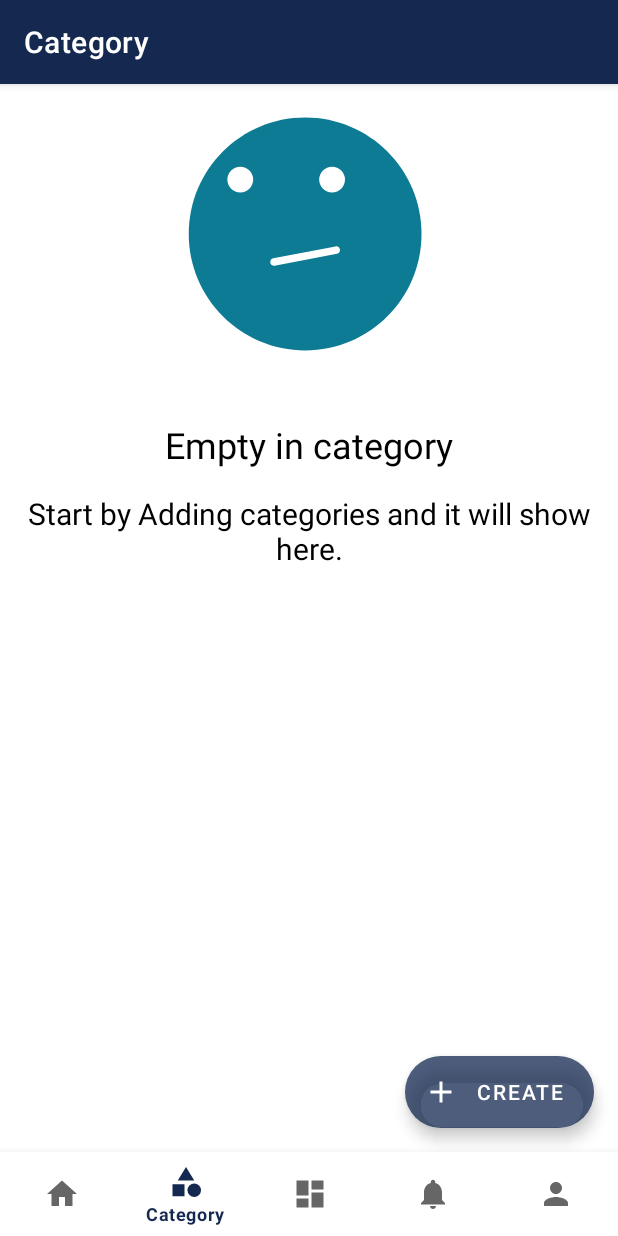
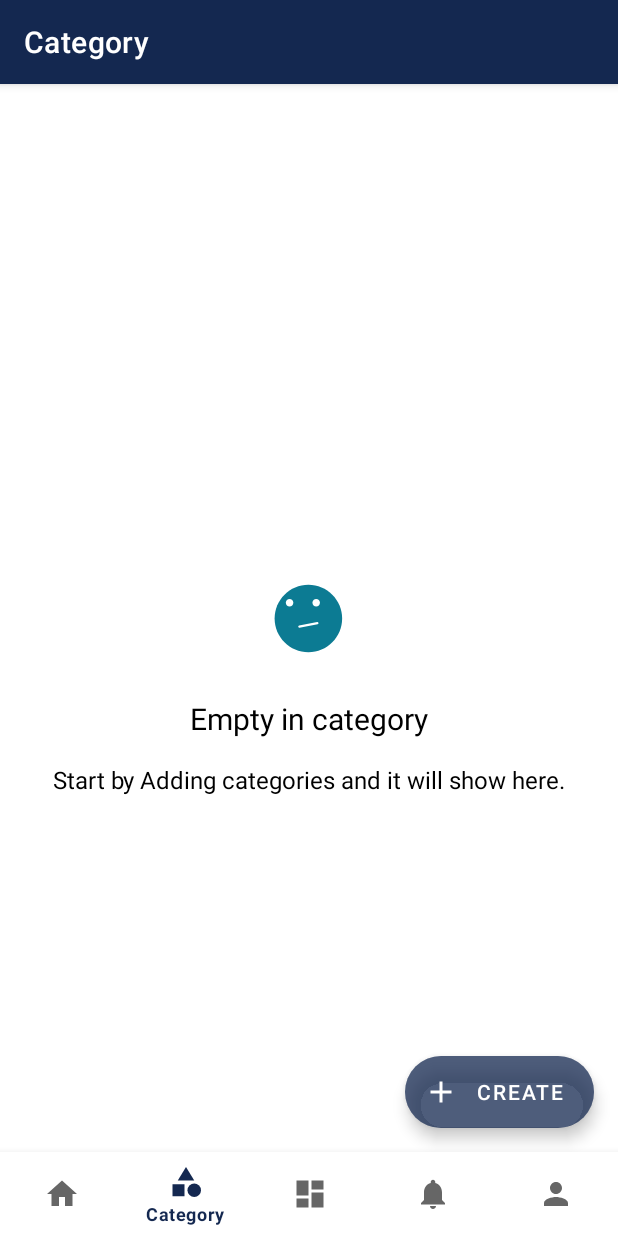
Before and after one commit to PratikAnshuman/expense-android, an Android app: the CategoryFragment screen opened through its navigation route, on a phone screen of 412 x 824 dp. Run offline under Robolectric (Android 15) with nearby library versions, the phone set to English and light mode, and no system bars; our stand-ins replace Room's generated code, navigation-ui; 2 statements that could not run were skipped.

Commit message:
updated lottie in category

```diff
--- a/app/src/main/res/layout/fragment_category.xml
+++ b/app/src/main/res/layout/fragment_category.xml
@@ -23,12 +23,13 @@
 
         <com.airbnb.lottie.LottieAnimationView
             android:id="@+id/emptyLottie"
-            android:layout_width="200dp"
-            android:layout_height="200dp"
+            android:layout_width="wrap_content"
+            android:layout_height="wrap_content"
             android:scaleType="centerCrop"
             app:layout_constraintEnd_toEndOf="parent"
             app:layout_constraintStart_toStartOf="parent"
             app:layout_constraintTop_toTopOf="parent"
+            app:layout_constraintBottom_toBottomOf="parent"
             app:lottie_autoPlay="true"
             app:lottie_loop="true"
             app:lottie_rawRes="@raw/empty" />
@@ -40,7 +41,7 @@
             android:layout_marginTop="24dp"
             android:text="@string/its_empty1"
             android:textColor="@color/colorBlack"
-            android:textSize="24sp"
+            android:textSize="20sp"
             app:layout_constraintBottom_toTopOf="@id/emptyTv2"
             app:layout_constraintEnd_toEndOf="parent"
             app:layout_constraintStart_toStartOf="parent"
@@ -54,7 +55,7 @@
             android:padding="16dp"
             android:text="@string/its_empty2"
             android:textColor="@color/colorBlack"
-            android:textSize="20sp"
+            android:textSize="16sp"
             app:layout_constraintEnd_toEndOf="parent"
             app:layout_constraintStart_toStartOf="parent"
             app:layout_constraintTop_toBottomOf="@id/emptyTv1" />
```
